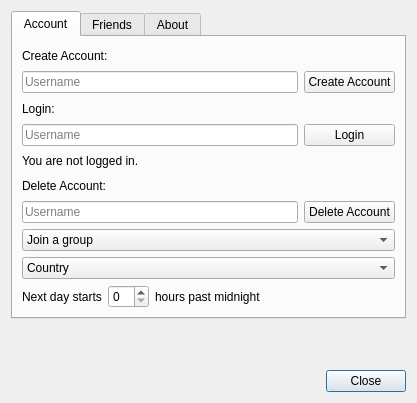
Old version of the form designer/setup.ui in the repository ThoreBor/Anki_Leaderboard.
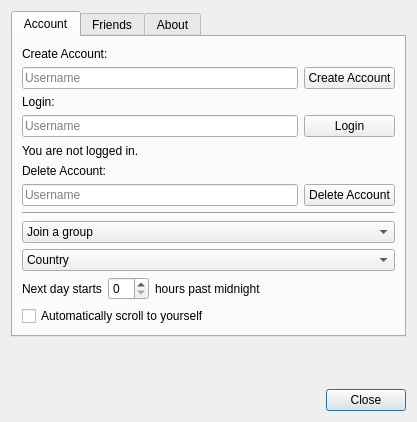
New version of the form. Icons and pictures are not drawn.

Patch:
```diff
--- a/designer/setup.ui
+++ b/designer/setup.ui
@@ -7,7 +7,7 @@
     <x>0</x>
     <y>0</y>
     <width>417</width>
-    <height>403</height>
+    <height>422</height>
    </rect>
   </property>
   <property name="sizePolicy">
@@ -40,7 +40,7 @@
        <string>Account</string>
       </attribute>
       <layout class="QGridLayout" name="gridLayout_3">
-       <item row="1" column="0">
+       <item row="2" column="0">
         <layout class="QGridLayout" name="gridLayout_4">
          <item row="2" column="1">
           <widget class="QSpinBox" name="newday">
@@ -211,6 +211,20 @@
          </item>
         </layout>
        </item>
+       <item row="3" column="0">
+        <widget class="QCheckBox" name="scroll">
+         <property name="text">
+          <string>Automatically scroll to yourself</string>
+         </property>
+        </widget>
+       </item>
+       <item row="1" column="0">
+        <widget class="Line" name="line">
+         <property name="orientation">
+          <enum>Qt::Horizontal</enum>
+         </property>
+        </widget>
+       </item>
       </layout>
      </widget>
      <widget class="QWidget" name="tabFriends">
@@ -312,7 +326,7 @@
      <property name="sizeHint" stdset="0">
       <size>
        <width>20</width>
-       <height>0</height>
+       <height>40</height>
       </size>
      </property>
     </spacer>
```
Left out of the diff: 26 changed lines with no effect on the pictures.
